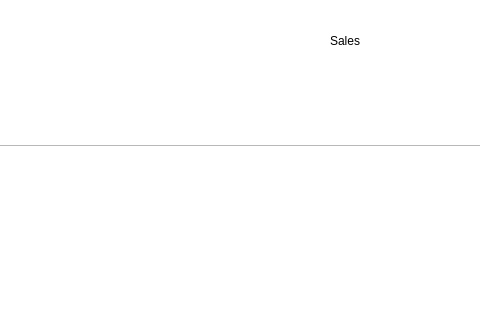
Qt form views/sales_view.ui (cojocariudaniel1/Licenta-Crearea-de-aplicatii-in-Python-folosind-UML) before a commit; both pictures show x 220 to 700 and y 0 to 320 of the 1197 by 745 pixel window.
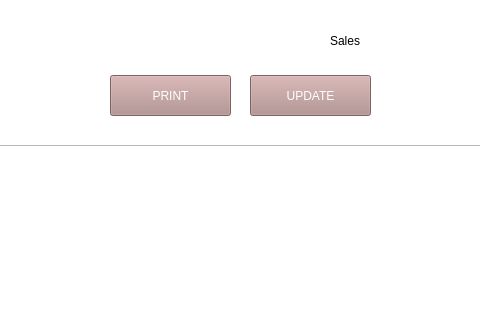
The same form after that commit.

```diff
--- a/views/sales_view.ui
+++ b/views/sales_view.ui
@@ -113,11 +113,61 @@
     <enum>QFrame::Raised</enum>
    </property>
   </widget>
+  <widget class="QPushButton" name="print_btn">
+   <property name="geometry">
+    <rect>
+     <x>330</x>
+     <y>75</y>
+     <width>121</width>
+     <height>41</height>
+    </rect>
+   </property>
+   <property name="sizePolicy">
+    <sizepolicy hsizetype="Expanding" vsizetype="Expanding">
+     <horstretch>0</horstretch>
+     <verstretch>0</verstretch>
+    </sizepolicy>
+   </property>
+   <property name="styleSheet">
+    <string notr="true">background-color: rgb(174, 139, 137);
+color: rgb(255, 255, 255);
+font: 75 14pt &quot;MS Shell Dlg 2&quot;;</string>
+   </property>
+   <property name="text">
+    <string>PRINT</string>
+   </property>
+  </widget>
+  <widget class="QPushButton" name="update_btn">
+   <property name="geometry">
+    <rect>
+     <x>470</x>
+     <y>75</y>
+     <width>121</width>
+     <height>41</height>
+    </rect>
+   </property>
+   <property name="sizePolicy">
+    <sizepolicy hsizetype="Expanding" vsizetype="Expanding">
+     <horstretch>0</horstretch>
+     <verstretch>0</verstretch>
+    </sizepolicy>
+   </property>
+   <property name="styleSheet">
+    <string notr="true">background-color: rgb(174, 139, 137);
+color: rgb(255, 255, 255);
+font: 75 14pt &quot;MS Shell Dlg 2&quot;;</string>
+   </property>
+   <property name="text">
+    <string>UPDATE</string>
+   </property>
+  </widget>
   <zorder>antet_color</zorder>
   <zorder>create_customer</zorder>
   <zorder>lb_title</zorder>
   <zorder>lb_filter</zorder>
   <zorder>sales_view_layout</zorder>
+  <zorder>print_btn</zorder>
+  <zorder>update_btn</zorder>
  </widget>
  <resources/>
  <connections/>
```
